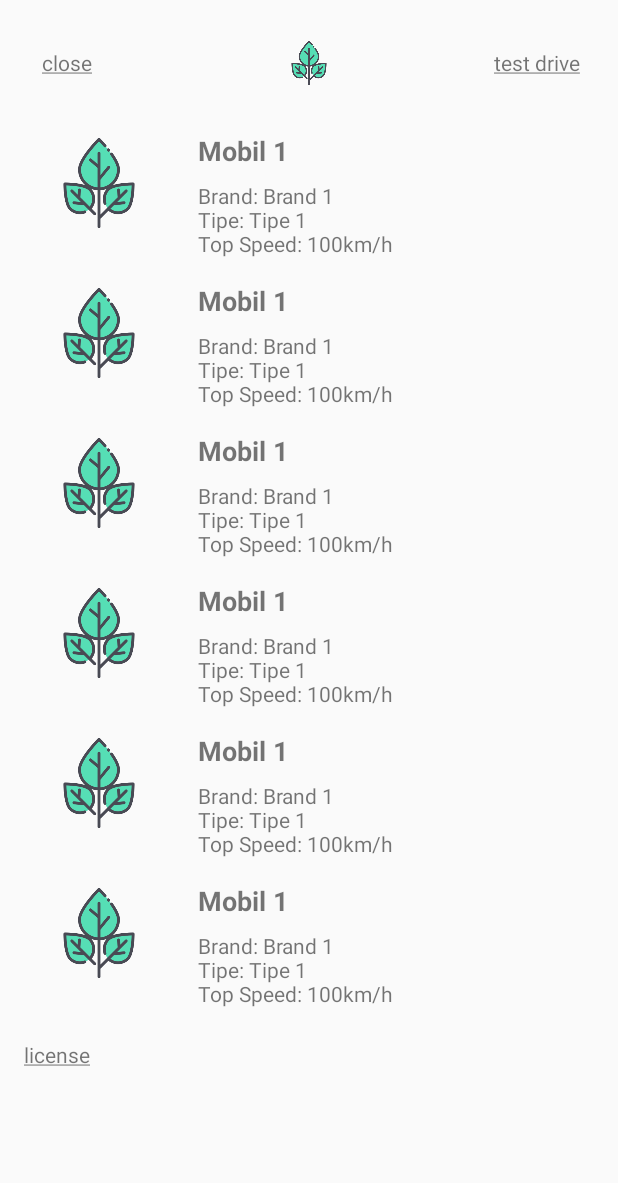
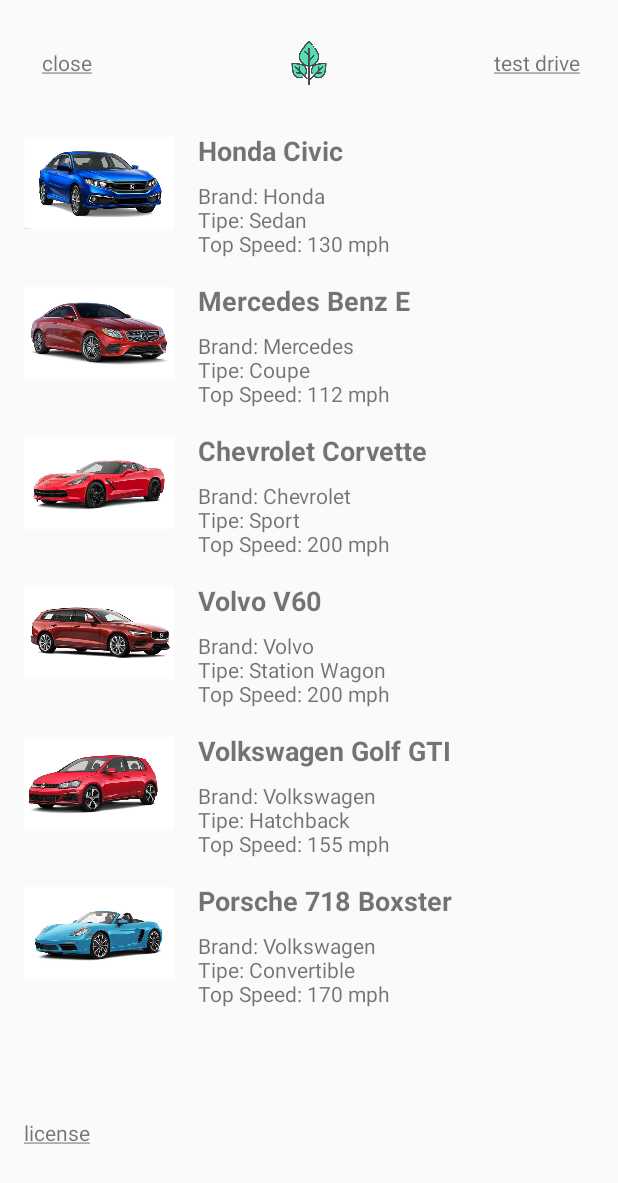
Before and after one commit to FarhanMS123/MidProject_LnTAndroid, an Android app: the Home screen opened directly, with no data from a screen before it, on a phone screen of 412 x 824 dp. Shown: the top 1183 px of the screen. Run offline under Robolectric (Android 15) with nearby library versions, the phone set to English and light mode, and no system bars.

Commit message:
Adding photos, finishing all projects, adding hidden messages. Hope you can figure it out.

```diff
--- a/app/src/main/java/com/example/midproject/Home.java
+++ b/app/src/main/java/com/example/midproject/Home.java
@@ -22,26 +22,24 @@ public class Home extends AppCompatActivity {
         rvCarInfo = findViewById(R.id.rvCarInfo);
 
         ArrayList<CarInfoAdapter.CarInfo> items = new ArrayList<>();
-        items.add(new CarInfoAdapter.CarInfo(R.drawable.menthol_icon, "Mobil 1", "Brand 1", "Tipe 1", "100km/h"));
-        items.add(new CarInfoAdapter.CarInfo(R.drawable.menthol_icon, "Mobil 1", "Brand 1", "Tipe 1", "100km/h"));
-        items.add(new CarInfoAdapter.CarInfo(R.drawable.menthol_icon, "Mobil 1", "Brand 1", "Tipe 1", "100km/h"));
-        items.add(new CarInfoAdapter.CarInfo(R.drawable.menthol_icon, "Mobil 1", "Brand 1", "Tipe 1", "100km/h"));
-        items.add(new CarInfoAdapter.CarInfo(R.drawable.menthol_icon, "Mobil 1", "Brand 1", "Tipe 1", "100km/h"));
-        items.add(new CarInfoAdapter.CarInfo(R.drawable.menthol_icon, "Mobil 1", "Brand 1", "Tipe 1", "100km/h"));
-        items.add(new CarInfoAdapter.CarInfo(R.drawable.menthol_icon, "Mobil 1", "Brand 1", "Tipe 1", "100km/h"));
-        items.add(new CarInfoAdapter.CarInfo(R.drawable.menthol_icon, "Mobil 1", "Brand 1", "Tipe 1", "100km/h"));
-        items.add(new CarInfoAdapter.CarInfo(R.drawable.menthol_icon, "Mobil 1", "Brand 1", "Tipe 1", "100km/h"));
-        items.add(new CarInfoAdapter.CarInfo(R.drawable.menthol_icon, "Mobil 1", "Brand 1", "Tipe 1", "100km/h"));
-        items.add(new CarInfoAdapter.CarInfo(R.drawable.menthol_icon, "Mobil 1", "Brand 1", "Tipe 1", "100km/h"));
-        items.add(new CarInfoAdapter.CarInfo(R.drawable.menthol_icon, "Mobil 1", "Brand 1", "Tipe 1", "100km/h"));
-        items.add(new CarInfoAdapter.CarInfo(R.drawable.menthol_icon, "Mobil 1", "Brand 1", "Tipe 1", "100km/h"));
-        items.add(new CarInfoAdapter.CarInfo(R.drawable.menthol_icon, "Mobil 1", "Brand 1", "Tipe 1", "100km/h"));
-        items.add(new CarInfoAdapter.CarInfo(R.drawable.menthol_icon, "Mobil 1", "Brand 1", "Tipe 1", "100km/h"));
-        items.add(new CarInfoAdapter.CarInfo(R.drawable.menthol_icon, "Mobil 1", "Brand 1", "Tipe 1", "100km/h"));
-        items.add(new CarInfoAdapter.CarInfo(R.drawable.menthol_icon, "Mobil 1", "Brand 1", "Tipe 1", "100km/h"));
-        items.add(new CarInfoAdapter.CarInfo(R.drawable.menthol_icon, "Mobil 1", "Brand 1", "Tipe 1", "100km/h"));
-        items.add(new CarInfoAdapter.CarInfo(R.drawable.menthol_icon, "Mobil 1", "Brand 1", "Tipe 1", "100km/h"));
-        items.add(new CarInfoAdapter.CarInfo(R.drawable.menthol_icon, "Mobil 1", "Brand 1", "Tipe 1", "100km/h"));
+        items.add(new CarInfoAdapter.CarInfo(R.drawable.honda_civic_sedan, "Honda Civic", "Honda", "Sedan", "130 mph"));
+        items.add(new CarInfoAdapter.CarInfo(R.drawable.mercedes_benz_e, "Mercedes Benz E", "Mercedes", "Coupe", "112 mph"));
+        items.add(new CarInfoAdapter.CarInfo(R.drawable.chevrolet_corvette, "Chevrolet Corvette", "Chevrolet", "Sport", "200 mph"));
+        items.add(new CarInfoAdapter.CarInfo(R.drawable.volvo_v60, "Volvo V60", "Volvo", "Station Wagon", "200 mph"));
+        items.add(new CarInfoAdapter.CarInfo(R.drawable.volkswagen_golf_gti, "Volkswagen Golf GTI", "Volkswagen", "Hatchback", "155 mph"));
+        items.add(new CarInfoAdapter.CarInfo(R.drawable.porsche_718_boxter, "Porsche 718 Boxster", "Volkswagen", "Convertible", "170 mph"));
+        items.add(new CarInfoAdapter.CarInfo(R.drawable.hyundai_kona, "Hyundai Kona", "Hyundai", "Sport-Utility Vehicle (SUV)", "195 rpm"));
+        items.add(new CarInfoAdapter.CarInfo(R.drawable.honda_ridgeline, "Honda Ridgeline", "Honda", "Pickup Truck", "120 mph"));
+
+        // This is a repeated items to see the recyler view scrolling feature.
+        items.add(new CarInfoAdapter.CarInfo(R.drawable.honda_civic_sedan, "Honda Civic", "Honda", "Sedan", "130 mph"));
+        items.add(new CarInfoAdapter.CarInfo(R.drawable.mercedes_benz_e, "Mercedes Benz E", "Mercedes", "Coupe", "112 mph"));
+        items.add(new CarInfoAdapter.CarInfo(R.drawable.chevrolet_corvette, "Chevrolet Corvette", "Chevrolet", "Sport", "200 mph"));
+        items.add(new CarInfoAdapter.CarInfo(R.drawable.volvo_v60, "Volvo V60", "Volvo", "Station Wagon", "200 mph"));
+        items.add(new CarInfoAdapter.CarInfo(R.drawable.volkswagen_golf_gti, "Volkswagen Golf GTI", "Volkswagen", "Hatchback", "155 mph"));
+        items.add(new CarInfoAdapter.CarInfo(R.drawable.porsche_718_boxter, "Porsche 718 Boxster", "Volkswagen", "Convertible", "170 mph"));
+        items.add(new CarInfoAdapter.CarInfo(R.drawable.hyundai_kona, "Hyundai Kona", "Hyundai", "Sport-Utility Vehicle (SUV)", "195 rpm"));
+        items.add(new CarInfoAdapter.CarInfo(R.drawable.honda_ridgeline, "Honda Ridgeline", "Honda", "Pickup Truck", "120 mph"));
 
         CarInfoAdapter rvAdapter = new CarInfoAdapter(items);
         LinearLayoutManager llManager = new LinearLayoutManager(this);
--- a/app/src/main/res/layout/activity_home.xml
+++ b/app/src/main/res/layout/activity_home.xml
@@ -12,10 +12,12 @@
         android:layout_height="wrap_content"
         android:layout_marginStart="16dp"
         android:layout_marginTop="4dp"
+        android:layout_marginBottom="8dp"
         android:clickable="true"
         android:focusable="auto"
         android:onClick="onClick_lnkLicense"
         android:text="@string/license"
+        app:layout_constraintBottom_toBottomOf="parent"
         app:layout_constraintStart_toStartOf="parent"
         app:layout_constraintTop_toBottomOf="@+id/rvCarInfo" />
 
```
Also changed, not shown: app/src/main/AndroidManifest.xml (+18 -0 lines), app/src/main/res/drawable/chevrolet_corvette.jpg (added), app/src/main/res/drawable/chrysler_pacifica.jpg (added), app/src/main/res/drawable/honda_civic_sedan.jpg (added), app/src/main/res/drawable/honda_ridgeline.jpg (added), app/src/main/res/drawable/hyundai_kona.jpg (added), app/src/main/res/drawable/mercedes_benz_e.jpg (added), app/src/main/res/drawable/porsche_718_boxter.jpg (added), app/src/main/res/drawable/volkswagen_golf_gti.jpg (added), app/src/main/res/drawable/volvo_v60.jpg (added), 2 other files.
